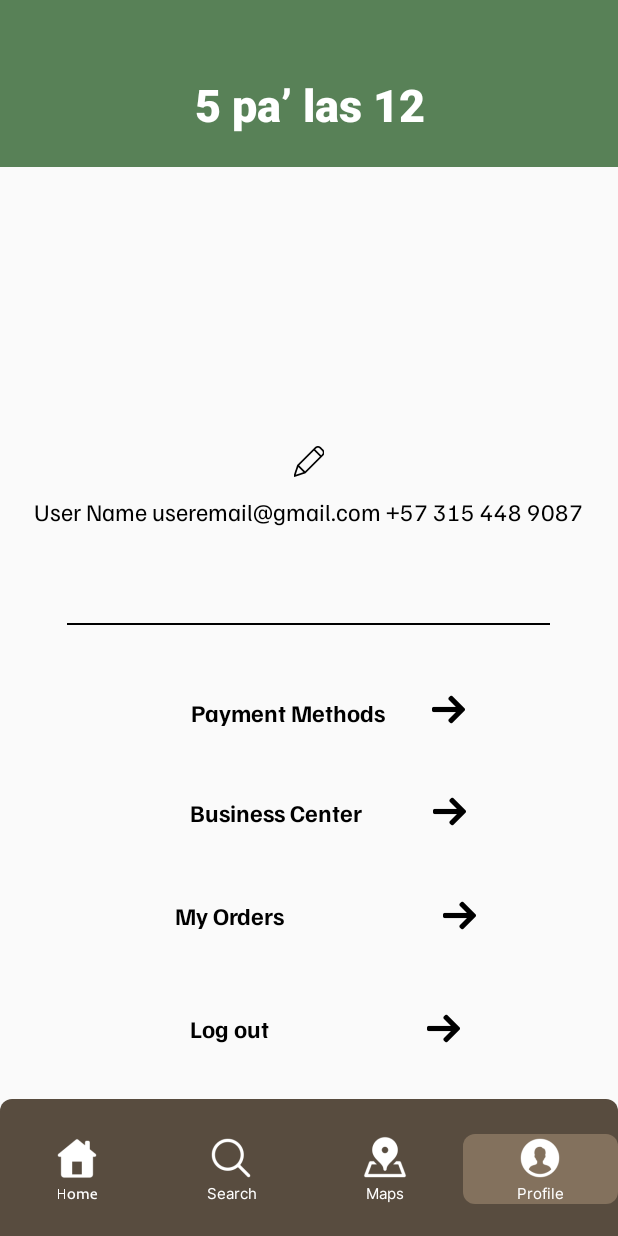
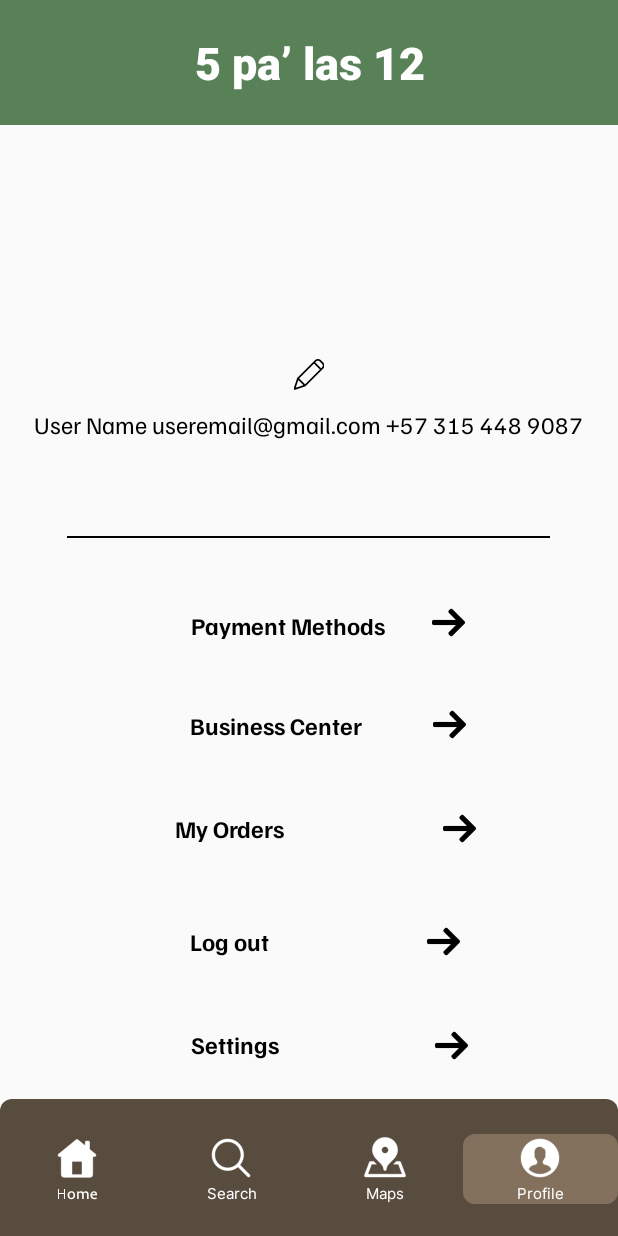
Before and after one commit to MOVILES-GRUPO36/5palas12-v2-Android, an Android app built with Jetpack Compose: the ProfileActivity screen opened directly, with no data from a screen before it, on a phone screen of 412 x 824 dp. Run offline under Robolectric (Android 15) with nearby library versions, the phone set to English and light mode, and no system bars.

Commit message:
Profile Activity now scrollable

```diff
--- a/app/src/main/res/layout/activity_profile.xml
+++ b/app/src/main/res/layout/activity_profile.xml
@@ -5,15 +5,8 @@
     android:id="@+id/main"
     android:layout_width="match_parent"
     android:layout_height="match_parent"
-    tools:context=".profile.ProfileActivity">
-
-
-    <LinearLayout
-        android:id="@+id/linearUserprofile"
-        android:layout_width="match_parent"
-        android:layout_height="match_parent"
-        android:orientation="vertical"
-        app:layout_constraintTop_toTopOf="parent">
+    tools:context=".profile.ProfileActivity"
+    android:fitsSystemWindows="true">
 
     <LinearLayout
         android:id="@+id/linearColumn5palastwe"
@@ -24,26 +17,42 @@
         android:paddingStart="@dimen/_111pxh"
         android:paddingTop="@dimen/_21pxv"
         android:paddingEnd="@dimen/_111pxh"
-            android:paddingBottom="@dimen/_21pxv">
+        android:paddingBottom="@dimen/_21pxv"
+        app:layout_constraintTop_toTopOf="parent"
+        >
 
         <TextView
             android:id="@+id/txt5palastwelve"
             style="@style/txtFascinateInlineregular30"
             android:layout_width="match_parent"
             android:layout_height="match_parent"
-                android:layout_marginTop="@dimen/_28pxv"
             android:ellipsize="end"
             android:gravity="center_horizontal"
             android:singleLine="true"
             android:text="@string/lbl_5_pa_las_12" />
     </LinearLayout>
 
+    <ScrollView
+        android:layout_width="match_parent"
+        android:layout_height="0dp"
+        app:layout_constraintBottom_toTopOf="@+id/frameBottombar"
+        app:layout_constraintTop_toBottomOf="@+id/linearColumn5palastwe">
+
+        <LinearLayout
+            android:id="@+id/linearUserprofile"
+            android:layout_width="match_parent"
+            android:layout_height="0dp"
+            android:orientation="vertical"
+            app:layout_constraintBottom_toTopOf="@+id/frameBottombar"
+            app:layout_constraintTop_toBottomOf="@+id/linearColumn5palastwe">
+
+
             <ImageView
                 android:id="@+id/imageImageOne"
                 android:layout_width="@dimen/_112pxh"
                 android:layout_height="@dimen/_113pxh"
                 android:layout_gravity="center_horizontal"
-            android:layout_marginTop="@dimen/_60pxv"
+                android:layout_marginTop="@dimen/_30pxv"
 
                 android:scaleType="fitXY"
                 tools:ignore="ContentDescription"
@@ -66,8 +75,8 @@
                 android:layout_width="wrap_content"
                 android:layout_height="wrap_content"
                 android:layout_gravity="center"
-            android:text="@string/msg_user_name_usere"
-            android:layout_marginTop="@dimen/_12pxv"/>
+                android:layout_marginTop="@dimen/_12pxv"
+                android:text="@string/msg_user_name_usere" />
 
             <View
                 android:id="@+id/lineLinetwoOne"
@@ -185,11 +194,10 @@
                 android:layout_height="wrap_content"
                 android:layout_gravity="center"
                 android:layout_marginTop="@dimen/_41pxv"
+                android:clickable="true"
                 android:focusable="true"
                 android:gravity="center_vertical"
-            android:orientation="horizontal"
-            android:clickable="true"
-            >
+                android:orientation="horizontal">
 
                 <TextView
                     android:id="@+id/txtLogout"
@@ -250,6 +258,9 @@
                     tools:src="@drawable/img_right_arrow_1" />
             </LinearLayout>
         </LinearLayout>
+
+    </ScrollView>
+
 
     <FrameLayout
         android:id="@+id/frameBottombar"
```
Lines whose indentation alone changed are shown as unchanged.
